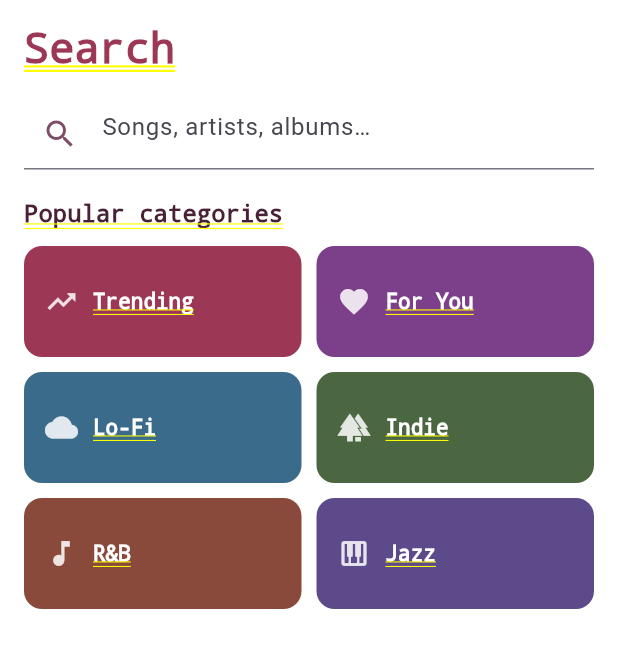
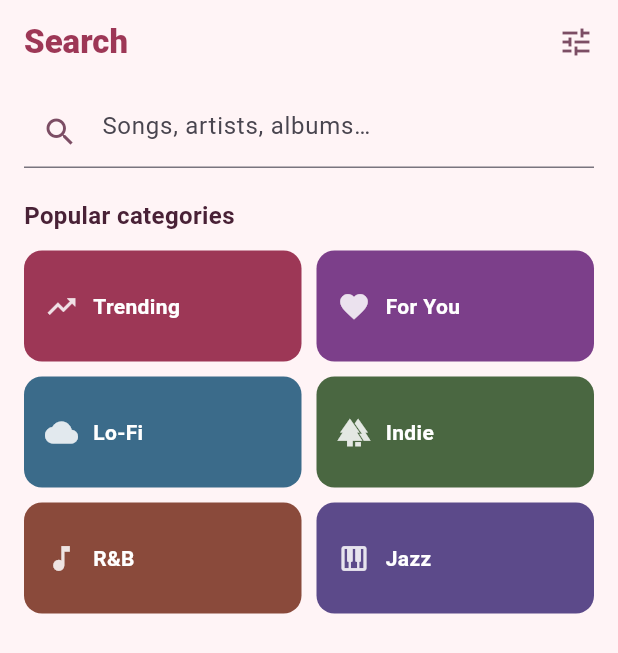
Before and after one commit to RjamesMz/Flutter_TuneIn, a Flutter app: the SearchScreen screen opened by its route, on a phone screen of 412 x 824 dp. Shown: the top 653 px of the screen. Run offline on Flutter 3.47's test engine with Material 3 defaults, Android fonts, the phone set to English and light mode, and no system bars; our stand-ins replace google_fonts; network calls fail.

Commit message:
Fixed some minor issues

```diff
--- a/lib/main.dart
+++ b/lib/main.dart
@@ -2,7 +2,7 @@ import 'package:flutter/material.dart';
 import 'package:tunely/pages/home.dart';
 import 'package:tunely/pages/login.dart';
 import 'package:tunely/pages/personalinfopage.dart';
-import 'package:tunely/pages/profile.dart';
+import 'package:tunely/pages/settings.dart';
 import 'package:tunely/pages/search_screen.dart';
 import 'package:tunely/pages/playlist_page.dart';
 import 'package:tunely/pages/main_screen.dart';
@@ -27,7 +27,7 @@ class MyApp extends StatelessWidget {
         '/home': (context) => const HomeScreen(),
         '/search': (context) => const SearchScreen(),
         '/playlist': (context) => const PlaylistPage(),
-        '/profile': (context) => const ProfileScreen(),
+        '/settings': (context) => const SettingsScreen(),
         '/personal_info': (context) => const PersonalInfoPage(),
       },
 
--- a/lib/pages/playlist_page.dart
+++ b/lib/pages/playlist_page.dart
@@ -71,6 +71,7 @@ class _PlaylistPageState extends State<PlaylistPage> {
       appBar: AppBar(
         backgroundColor: kSurface.withOpacity(0.9),
         elevation: 0,
+        automaticallyImplyLeading: false,
         title: const Text(
           "Playlists",
           style: TextStyle(
--- a/lib/pages/search_screen.dart
+++ b/lib/pages/search_screen.dart
@@ -1,5 +1,3 @@
-
-
 import 'package:flutter/material.dart';
 import '../core/app_colors.dart';
 
@@ -8,10 +6,11 @@ class SearchScreen extends StatefulWidget {
   @override
   State<SearchScreen> createState() => _SearchScreenState();
 }
+
 class _SearchScreenState extends State<SearchScreen> {
   final _searchCtrl = TextEditingController();
   String _query = '';
-  // Dummy song results
+
   final List<Map<String, String>> _allSongs = [
     {'title': 'Blinding Lights',   'artist': 'The Weeknd',     'duration': '3:20'},
     {'title': 'Levitating',        'artist': 'Dua Lipa',       'duration': '3:23'},
@@ -20,38 +19,57 @@ class _SearchScreenState extends State<SearchScreen> {
     {'title': 'Peaches',           'artist': 'Justin Bieber',   'duration': '3:18'},
     {'title': 'Montero',           'artist': 'Lil Nas X',       'duration': '2:17'},
   ];
+
   List<Map<String, String>> get _results => _allSongs
       .where((s) =>
           s['title']!.toLowerCase().contains(_query.toLowerCase()) ||
           s['artist']!.toLowerCase().contains(_query.toLowerCase()))
       .toList();
+
   @override
   void dispose() {
     _searchCtrl.dispose();
     super.dispose();
   }
+
   @override
   Widget build(BuildContext context) {
     final bool hasQuery = _query.isNotEmpty;
-    return Padding(
+
+    return Scaffold(
+      backgroundColor: kSurface,
+
+      // ── App Bar ──────────────────────────────────────────────────────────
+      appBar: AppBar(
+        backgroundColor: kSurface,
+        elevation: 0,
+        automaticallyImplyLeading: false,
+        centerTitle: false,
+        title: const Text(
+          'Search',
+          style: TextStyle(
+            fontSize: 22,
+            fontWeight: FontWeight.w800,
+            color: kPrimary,
+          ),
+        ),
+        actions: [
+          IconButton(
+            icon: const Icon(Icons.tune, color: kOnSurfaceVariant),
+            onPressed: () {},
+          ),
+          const SizedBox(width: 4),
+        ],
+      ),
+
+      body: Padding(
         padding: const EdgeInsets.fromLTRB(16, 0, 16, 0),
         child: Column(
           crossAxisAlignment: CrossAxisAlignment.start,
           children: [
-          const SizedBox(height: 16),
-          // ── Heading ──────────────────────────────────────────────────────
-          const Text(
-            'Search',
-            style: TextStyle(
-              fontSize: 28,
-              fontWeight: FontWeight.w800,
-              color: kPrimary,
-            ),
-          ),
+            const SizedBox(height: 8),
 
-
-          const SizedBox(height: 16),
-          // ── Search Field ─────────────────────────────────────────────────
+            // ── Search Field ───────────────────────────────────────────────
             TextField(
               controller: _searchCtrl,
               onChanged: (value) => setState(() => _query = value),
@@ -70,7 +88,8 @@ class _SearchScreenState extends State<SearchScreen> {
               ),
             ),
             const SizedBox(height: 20),
-          // ── No query → show category grid ─────────────────────────────
+
+            // ── No query → category grid ───────────────────────────────────
             if (!hasQuery) ...[
               const Text(
                 'Popular categories',
@@ -82,7 +101,8 @@ class _SearchScreenState extends State<SearchScreen> {
               ),
               const SizedBox(height: 12),
               const _CategoryGrid(),
-          // ── No results ────────────────────────────────────────────────
+
+            // ── No results ─────────────────────────────────────────────────
             ] else if (_results.isEmpty) ...[
               Expanded(
                 child: Center(
@@ -94,16 +114,14 @@ class _SearchScreenState extends State<SearchScreen> {
                       const SizedBox(height: 16),
                       Text(
                         'No results for "$_query"',
-                      style: const TextStyle(
-                        fontSize: 15,
-                        color: kOnSurfaceVariant,
-                      ),
+                        style: const TextStyle(fontSize: 15, color: kOnSurfaceVariant),
                       ),
                     ],
                   ),
                 ),
               ),
-          // ── Results list ──────────────────────────────────────────────
+
+            // ── Results list ───────────────────────────────────────────────
             ] else ...[
               Text(
                 '${_results.length} result${_results.length == 1 ? '' : 's'}',
@@ -124,13 +142,15 @@ class _SearchScreenState extends State<SearchScreen> {
             ],
           ],
         ),
+      ),
     );
   }
 }
+
 // ─── Category Grid ────────────────────────────────────────────────────────────
-// Shown when the search field is empty
 class _CategoryGrid extends StatelessWidget {
   const _CategoryGrid();
+
   static const List<_CategoryTile> _tiles = [
     _CategoryTile(label: 'Trending', color: Color(0xFF9D3756), icon: Icons.trending_up),
     _CategoryTile(label: 'For You',  color: Color(0xFF7C3F8A), icon: Icons.favorite),
@@ -139,16 +159,17 @@ class _CategoryGrid extends StatelessWidget {
     _CategoryTile(label: 'R&B',      color: Color(0xFF8A4A3B), icon: Icons.music_note),
     _CategoryTile(label: 'Jazz',     color: Color(0xFF5C4A8A), icon: Icons.piano),
   ];
+
   @override
   Widget build(BuildContext context) {
     return GridView.builder(
       shrinkWrap: true,
       physics: const NeverScrollableScrollPhysics(),
       gridDelegate: const SliverGridDelegateWithFixedCrossAxisCount(
-        crossAxisCount: 2,       // 2 columns
+        crossAxisCount: 2,
         mainAxisSpacing: 10,
         crossAxisSpacing: 10,
-        childAspectRatio: 2.5,  // wide, short tiles
+        childAspectRatio: 2.5,
       ),
       itemCount: _tiles.length,
       itemBuilder: (_, i) {
@@ -165,14 +186,11 @@ class _CategoryGrid extends StatelessWidget {
                 const SizedBox(width: 14),
                 Icon(t.icon, color: Colors.white.withOpacity(0.85), size: 22),
                 const SizedBox(width: 10),
-                Text(
-                  t.label,
+                Text(t.label,
                     style: const TextStyle(
                         color: Colors.white,
                         fontWeight: FontWeight.w700,
-                    fontSize: 14,
-                  ),
-                ),
+                        fontSize: 14)),
               ],
             ),
           ),
@@ -181,16 +199,14 @@ class _CategoryGrid extends StatelessWidget {
     );
   }
 }
+
 // ─── Song Tile ────────────────────────────────────────────────────────────────
 class _SongTile extends StatelessWidget {
   final String title;
   final String artist;
   final String duration;
-  const _SongTile({
-    required this.title,
-    required this.artist,
-    required this.duration,
-  });
+  const _SongTile({required this.title, required this.artist, required this.duration});
+
   @override
   Widget build(BuildContext context) {
     return Container(
@@ -206,7 +222,6 @@ class _SongTile extends StatelessWidget {
           padding: const EdgeInsets.all(10),
           child: Row(
             children: [
-              // Cover Art placeholder
               Container(
                 width: 56, height: 56,
                 decoration: BoxDecoration(
@@ -216,7 +231,6 @@ class _SongTile extends StatelessWidget {
                 child: const Icon(Icons.music_note, color: kPrimary),
               ),
               const SizedBox(width: 14),
-              // Title + Artist
               Expanded(
                 child: Column(
                   crossAxisAlignment: CrossAxisAlignment.start,
@@ -225,25 +239,19 @@ class _SongTile extends StatelessWidget {
                         maxLines: 1,
                         overflow: TextOverflow.ellipsis,
                         style: const TextStyle(
-                            fontWeight: FontWeight.w700,
-                            fontSize: 14,
-                            color: kOnSurface)),
+                            fontWeight: FontWeight.w700, fontSize: 14, color: kOnSurface)),
                     const SizedBox(height: 2),
                     Text(artist,
                         maxLines: 1,
                         overflow: TextOverflow.ellipsis,
-                        style: const TextStyle(
-                            fontSize: 12,
-                            color: kOnSurfaceVariant)),
+                        style: const TextStyle(fontSize: 12, color: kOnSurfaceVariant)),
                   ],
                 ),
               ),
-              // Duration
               Padding(
                 padding: const EdgeInsets.symmetric(horizontal: 8),
                 child: Text(duration,
-                    style: const TextStyle(
-                        fontSize: 11, color: kOnSurfaceVariant)),
+                    style: const TextStyle(fontSize: 11, color: kOnSurfaceVariant)),
               ),
               const Icon(Icons.more_vert, color: kOnSurfaceVariant, size: 20),
             ],
@@ -253,6 +261,7 @@ class _SongTile extends StatelessWidget {
     );
   }
 }
+
 // ─── Data class ───────────────────────────────────────────────────────────────
 class _CategoryTile {
   final String label;
--- a/lib/pages/settings.dart
+++ b/lib/pages/settings.dart
@@ -6,8 +6,8 @@ import '../core/app_strings.dart';
 
 
 // PROFILE SCREEN
-class ProfileScreen extends StatelessWidget {
-  const ProfileScreen({super.key});
+class SettingsScreen extends StatelessWidget {
+  const SettingsScreen({super.key});
 
   @override
   Widget build(BuildContext context) {
--- a/pubspec.yaml
+++ b/pubspec.yaml
@@ -61,6 +61,7 @@ flutter:
     - assets/image/logo/TuneIn_Logo.png
     - assets/image/bg/bg_pink.png
     - assets/image/logs/nothing.png
+    - assets/image/profilepic.jpg
 
   # To add assets to your application, add an assets section, like this:
   # assets:
```
Also changed, not shown: lib/pages/login.dart (+5 -20 lines), lib/pages/main_screen.dart (+38 -30 lines), lib/pages/personalinfopage.dart (+19 -10 lines). Lines whose indentation alone changed are shown as unchanged.
